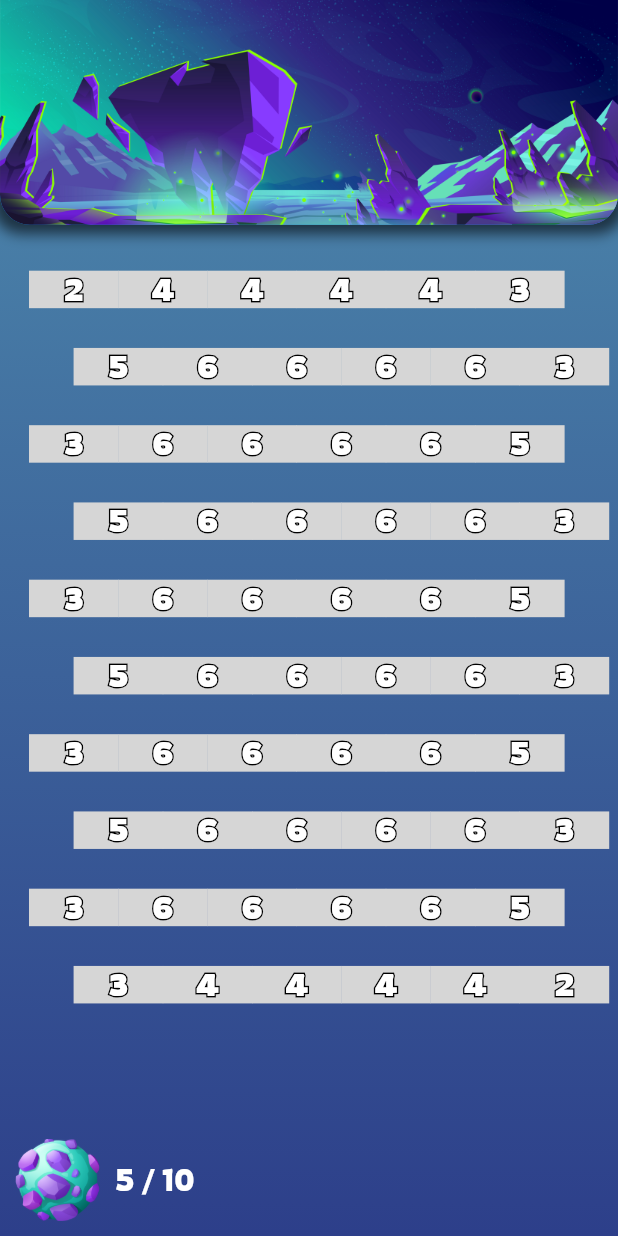
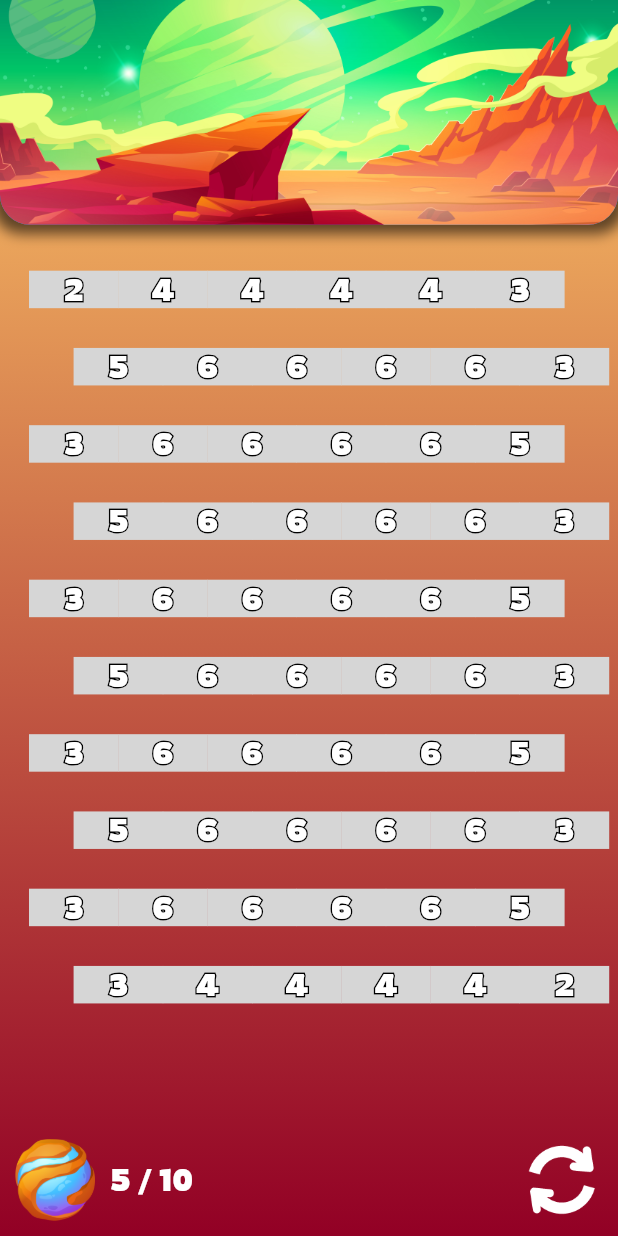
Before and after one commit to Sibrox/HexagonGlass, a Flutter app: the screen it shows after launch, after a tap on "Infinity", on a phone screen of 412 x 824 dp. Run offline on Flutter 3.47's test engine with Material 2 defaults, Android fonts, the phone set to English and light mode, and no system bars; missing offline and left inert: flutter_polygon.

Commit message:
Added themes for story levels

```diff
--- a/lib/screens/home.dart
+++ b/lib/screens/home.dart
@@ -1,42 +1,81 @@
 import 'package:flutter/material.dart';
-import 'package:hexagon_glass/core/hexagon_core.dart';
 import 'package:hexagon_glass/screens/level.dart';
+import 'package:hexagon_glass/ui/hexagon_theme.dart';
 import 'package:hexagon_glass/widgets/planet_list_view.dart';
-
-import '../widgets/hexagon_grid.dart';
 
 class HomePage extends StatelessWidget {
 
-
   @override
   Widget build(BuildContext context) {
-    return Center(
+    return Container(
+      decoration: BoxDecoration(
+        gradient: LinearGradient(
+          begin: Alignment.topCenter,
+          end: Alignment.bottomCenter,
+          colors: [
+              Color(0xFF3A3734),
+              Color(0xFFC0C0C0),
+
+          ]
+        )
+      ),
+      child:  Center(
           child: Column(
             children: [
-          GestureDetector(
-            onTap:() {Navigator.push(context, MaterialPageRoute(builder: (context) =>  PlanetListView() ));},
+              Flexible(flex:  2,child: Container()),
+              Flexible(
                   child: Center(
+                    child: GestureDetector(
+                        onTap:() {
+                          Navigator.push(
+                              context,
+                              MaterialPageRoute(
+                                  builder: (context) =>  PlanetListView()
+                              )
+                          );
+                        },
+                        child: const Center(
                           child: RouteButton(buttonTitle: "Story"),
                         )
+                    ) ,
+                  )
               ),
-          GestureDetector(
+              Flexible(
+                child: GestureDetector(
                     onTap:() {
                       Navigator.push(context,
                           MaterialPageRoute(builder: (context) =>
-                    Level()
+                              Level(currentTheme: MozillaTheme(),)
                           )
                       );
                     },
-              child: Center(
+                    child: const Center(
                       child: RouteButton(buttonTitle: "Infinity"),
                     )
                 ),
+              ),
+              Flexible(
+                child: GestureDetector(
+                    onTap:() {
+                      Navigator.push(context,
+                          MaterialPageRoute(builder: (context) =>
+                              Level(currentTheme: DinoTheme(),)
+                          )
+                      );
+                    },
+                    child: const Center(
+                      child: RouteButton(buttonTitle: "Infinity"),
+                    )
+                ),
+              ),
+              Flexible(flex: 3,child: Container(),),
             ],
           )
+      ),
     );
+
   }
 }
-
 
 class RouteButton extends StatelessWidget {
   final String buttonTitle;
@@ -44,21 +83,30 @@ class RouteButton extends StatelessWidget {
 
   @override
   Widget build(BuildContext context) {
-    return Container(
+    return Stack(
+      children: [
+        Padding(
+            padding: const EdgeInsets.all(0),
+        child:
+          Container(
             margin: const EdgeInsets.only(top: 20.0, left:20.0, right: 20.0),
-        height: 100,
             decoration: const BoxDecoration(
-            color: Colors.red,
+                color: Colors.black54,
                 borderRadius: BorderRadius.all(Radius.circular(20))
             ),
-        child: Center(child: Text( buttonTitle,
+          )
+        ),
+        Center(
+          child: DefaultTextStyle(
             style: const TextStyle(
                 color: Colors.white,
                 fontSize: 30,
-                fontWeight: FontWeight.bold
+                fontWeight: FontWeight.bold,
+                fontFamily: "Rowdies"
+            ), child: Text( buttonTitle)
+          ),
         )
-          )
-        ) ,
+      ]
     );
   }
 }
--- a/lib/screens/level.dart
+++ b/lib/screens/level.dart
@@ -1,25 +1,25 @@
 import 'package:flutter/material.dart';
+import 'package:hexagon_glass/ui/hexagon_theme.dart';
 
 import '../core/hexagon_core.dart';
 import '../widgets/hexagon_grid.dart';
 
 class Level extends StatelessWidget {
-  Level({Key? key}) : super(key: key);
+  HexagonTheme currentTheme;
+  Level({Key? key, required this.currentTheme }) : super(key: key);
 
   HexagonGame hexagonGrid = HexagonGame.create(6,10);
-  var level = "PRova";
-  // 070A4D
-  // 4690C1
+
   @override
   Widget build(BuildContext context) {
     return Container(
-      decoration: const BoxDecoration(
+      decoration: BoxDecoration(
           gradient: LinearGradient(
             begin: Alignment.topCenter,
             end: Alignment.bottomCenter,
             colors: [
-              Color(0xFF4E8CAD),
-              Color(0xFF2D3F8A),
+              currentTheme.gradient_1,
+              currentTheme.gradient_2,
             ],
           )
       ),
@@ -31,9 +31,12 @@ class Level extends StatelessWidget {
               Container(
                 decoration: BoxDecoration(
                   color: Colors.blue,
-                  borderRadius: BorderRadius.only(bottomLeft: Radius.circular(20), bottomRight: Radius.circular(20),),
-                  image: const DecorationImage(
-                      image: AssetImage("images/dino_background.jpg"),
+                  borderRadius: const BorderRadius.only(
+                    bottomLeft: Radius.circular(20),
+                    bottomRight: Radius.circular(20),
+                  ),
+                  image:  DecorationImage(
+                      image: AssetImage(currentTheme.background_path),
                       fit: BoxFit.cover
                   ),
                   boxShadow: [
@@ -41,7 +44,7 @@ class Level extends StatelessWidget {
                       color: Colors.black87.withOpacity(0.6),
                       spreadRadius: 5,
                       blurRadius: 7,
-                      offset: Offset(0, 1), // changes position of shadow
+                      offset: const Offset(0, 1), // changes position of shadow
                     ),
                   ],
                 ),
@@ -49,7 +52,7 @@ class Level extends StatelessWidget {
           ),
           Flexible(
               flex: 8,
-              child: Grid(gameGrid: hexagonGrid)
+              child: Grid(gameGrid: hexagonGrid, currentTheme: currentTheme,)
           ),
           Flexible(
             flex: 1,
@@ -57,14 +60,34 @@ class Level extends StatelessWidget {
               child: Row(
                 children: [
                   Padding(
-                      padding: EdgeInsets.all(10),
-                      child:  Image.asset(
-                        ("images/dino_planet.png"),
+                    padding: const EdgeInsets.all(10),
+                    child: GestureDetector(
+                      onTap: () {Navigator.pop(context);},
+                      child: Image.asset(
+                        (currentTheme.planet_path),
                         fit: BoxFit.contain,
-
                       ),
+                    )
                   ),
-                    const DefaultTextStyle( style: TextStyle(fontSize: 20, fontFamily: 'Rowdies', color: Colors.white),child: Text( "5 / 10"))
+                  const DefaultTextStyle(
+                      style: TextStyle(
+                          fontSize: 20,
+                          fontFamily: 'Rowdies',
+                          color: Colors.white,
+                          fontWeight: FontWeight.bold,
+                      ),
+                      child: Text( "5 / 10")),
+                  Flexible(child: Align(
+                    alignment: Alignment.bottomRight,
+                    child: GestureDetector(
+                      child:
+                        Padding(
+                          padding: EdgeInsets.all(8),
+                          child: Image.asset("images/refresh_icon.png"),
+                        )
+                      ),
+                    )
+                  )
                 ],
               ),
             )
--- /dev/null
+++ b/lib/ui/hexagon_theme.dart
@@ -0,0 +1,44 @@
+import 'package:flutter/material.dart';
+
+class HexagonTheme {
+  late Color color_1;
+  late Color color_2;
+  late Color no_color;
+
+  late Color gradient_1;
+  late Color gradient_2;
+
+  late String planet_path;
+  late String background_path;
+}
+
+class MozillaTheme extends HexagonTheme {
+
+  MozillaTheme() {
+    color_1   = const Color(0xFFF7AF28);
+    color_2   = const Color(0xFF00F4CF);
+    no_color  = const Color(0xFFD6D6D6);
+
+    gradient_1 = const Color(0xFFFFCB68);
+    gradient_2 = const Color(0xFF920025);
+
+    planet_path = "images/mozilla_planet.png";
+    background_path = "images/mozilla_background.jpg";
+  }
+}
+
+class DinoTheme extends HexagonTheme {
+
+  DinoTheme() {
+    color_1   = const Color(0xFF2CE295);
+    color_2   = const Color(0xFFA66DDE);
+    no_color  = const Color(0xFFD6D6D6);
+
+    gradient_1 = const Color(0xFF4E8CAD);
+    gradient_2 = const Color(0xFF2D3F8A);
+
+    planet_path = "images/dino_planet.png";
+    background_path = "images/dino_background.jpg";
+  }
+
+}
--- a/lib/widgets/hexagon_button.dart
+++ b/lib/widgets/hexagon_button.dart
@@ -2,17 +2,21 @@ import 'package:flutter/cupertino.dart';
 import 'package:flutter_polygon/flutter_polygon.dart';
 import 'package:flutter/material.dart';
 import 'package:hexagon_glass/core/hexagon_core.dart';
+import 'package:hexagon_glass/ui/hexagon_theme.dart';
 
 class HexagonButton extends StatefulWidget {
   final double width;
   final Function changeColor;
   final HexagonBlock block;
+  final HexagonTheme currentTheme;
 
   const HexagonButton(
-      {Key? key,
-      required this.width,
-      required this.changeColor,
-      required this.block})
+      { Key? key,
+        required this.width,
+        required this.changeColor,
+        required this.block,
+        required this.currentTheme
+      })
       : super(key: key);
 
   @override
@@ -82,7 +86,7 @@ class _HexagonButtonState extends State<HexagonButton>
                 borderRadius: 0,
                 rotate: 60,
                 boxShadows: [
-                  PolygonBoxShadow(color: Colors.black, elevation: widget.block.isVisible ? 10.0 : 0)
+                  PolygonBoxShadow(color: Colors.black, elevation: widget.block.isVisible ? 5.0 : 0)
                 ],
                 child: Container(
                   decoration: BoxDecoration(
@@ -90,7 +94,7 @@ class _HexagonButtonState extends State<HexagonButton>
                     widget.block.color != ButtonColor.color_1 ?
                     widget.block.color != ButtonColor.color_2 ?
                     !widget.block.isVisible ?
-                    Colors.transparent : Color(0xFFD6D6D6): Color(0xFF2CE295): Color(0xFFA66DDE),
+                    Colors.transparent : widget.currentTheme.no_color: widget.currentTheme.color_2: widget.currentTheme.color_1,
                   ),
                   child: Center(
                     child: AnimatedDefaultTextStyle(
--- a/lib/widgets/hexagon_grid.dart
+++ b/lib/widgets/hexagon_grid.dart
@@ -4,12 +4,16 @@ import 'package:flutter/material.dart';
 import 'package:hexagon_glass/core/hexagon_core.dart';
 import 'package:hexagon_glass/widgets/hexagon_button.dart';
 
+import 'package:hexagon_glass/ui/hexagon_theme.dart';
+
 class Grid extends StatefulWidget {
   final HexagonGame gameGrid;
+  final HexagonTheme currentTheme;
 
   const Grid({
         Key? key,
-        required this.gameGrid
+        required this.gameGrid,
+        required this.currentTheme
       })
       : super(key: key);
 
@@ -32,7 +36,7 @@ class _GridState extends State<Grid> {
     return LayoutBuilder(builder: (BuildContext context, BoxConstraints constrain) {
 
       var deviceWidth = constrain.biggest.width;
-      var deviceWHeight = constrain.biggest.height;
+      var deviceWHeight = constrain.biggest.height ;
 
       var rowWidth = deviceWidth - 0;
       var hexagonWidth =  rowWidth/ gameLogic.nColumns();
@@ -43,10 +47,10 @@ class _GridState extends State<Grid> {
         children: List.generate(
             widget.gameGrid.nRows(),
                 (i) => Positioned(
-              left: i % 2 != 0 ? apothem + apothem / 2 : 0 + apothem / 2 ,
+              left: i % 2 != 0 ? 3 / 2 * apothem  : apothem / 2 ,
               top: (i * (3 / 4 * hexagonWidth) +
                   (apothem * gameLogic.nRows() / 4)) +
-                  ((deviceWHeight - (hexagonWidth * gameLogic.nRows())) / 2),
+                  ((deviceWHeight - (hexagonWidth * gameLogic.nRows())) / 2) ,
               child: Wrap(
                   crossAxisAlignment: WrapCrossAlignment.center,
                   alignment: WrapAlignment.start,
@@ -63,6 +67,7 @@ class _GridState extends State<Grid> {
                             }
                           },
                           block: gameLogic.statusGrid[i][j],
+                          currentTheme: widget.currentTheme,
                         )) ,
             )),
       ));
--- /dev/null
+++ b/lib/widgets/menu_button.dart
@@ -0,0 +1,19 @@
+import 'package:flutter/material.dart';
+
+class MenuButton extends StatelessWidget {
+  const MenuButton({Key? key}) : super(key: key);
+
+  @override
+  Widget build(BuildContext context) {
+    return Stack(
+      children: [
+        Container(
+          decoration: const BoxDecoration(
+            color: Colors.black87,
+            borderRadius: BorderRadius.all(Radius.circular(20))
+          )
+        ),
+      ],
+    );
+  }
+}
```
Also changed, not shown: resources/themes.json (added, +18 -0 lines), images/2352.jpg (added), images/mozilla_background.jpg (added). Lines whose indentation alone changed are shown as unchanged.
